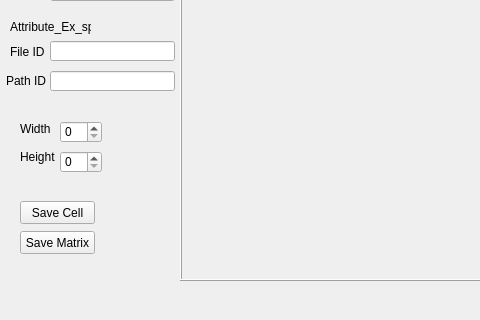
ycdevbdsp/sinnoh, file map.ui: the form before one commit; both pictures show x 0 to 480 and y 348 to 668 of the 1087 by 668 pixel window.
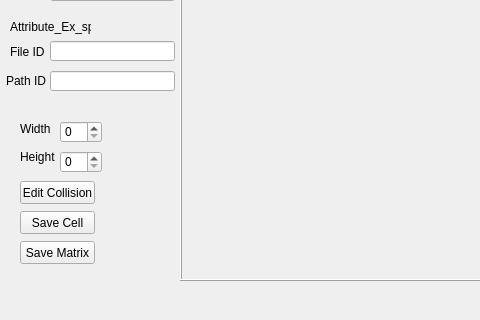
The form after the commit. Custom widgets are drawn as their Qt base class.

Patch:
```diff
--- a/map.ui
+++ b/map.ui
@@ -375,7 +375,7 @@
     <property name="geometry">
      <rect>
       <x>20</x>
-      <y>530</y>
+      <y>540</y>
       <width>75</width>
       <height>23</height>
      </rect>
@@ -388,7 +388,7 @@
     <property name="geometry">
      <rect>
       <x>20</x>
-      <y>560</y>
+      <y>570</y>
       <width>75</width>
       <height>23</height>
      </rect>
@@ -397,6 +397,19 @@
      <string>Save Matrix</string>
     </property>
    </widget>
+   <widget class="QPushButton" name="btnEditCollision">
+    <property name="geometry">
+     <rect>
+      <x>20</x>
+      <y>510</y>
+      <width>75</width>
+      <height>23</height>
+     </rect>
+    </property>
+    <property name="text">
+     <string>Edit Collision</string>
+    </property>
+   </widget>
   </widget>
   <widget class="QMenuBar" name="menubar">
    <property name="geometry">
```
